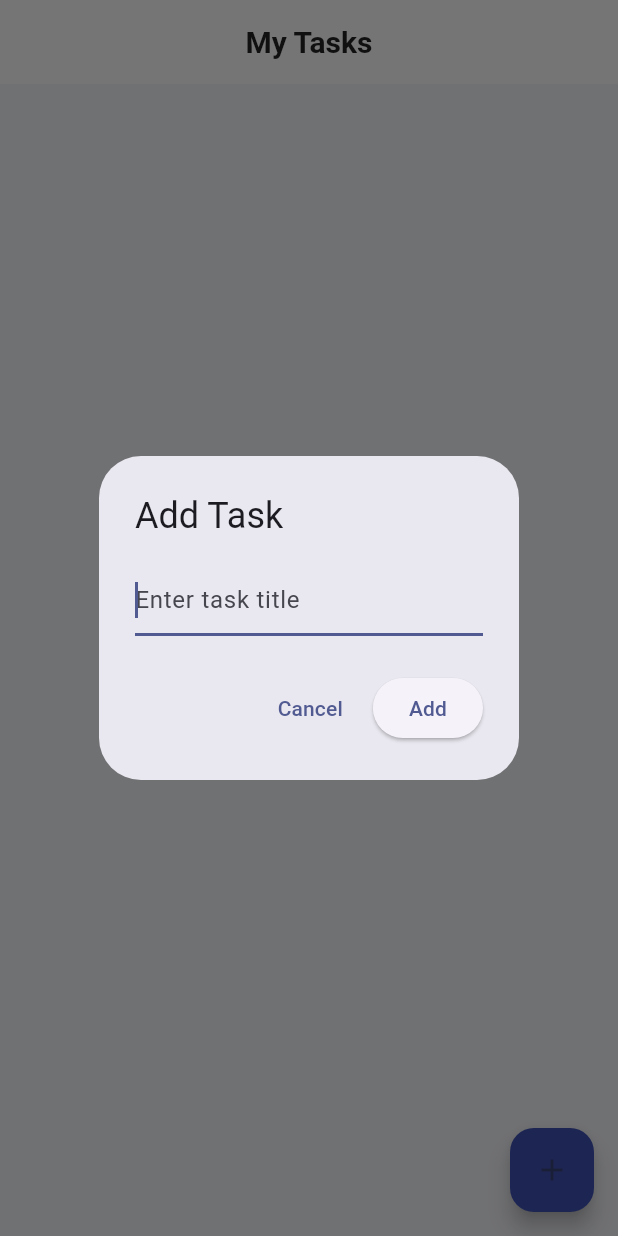
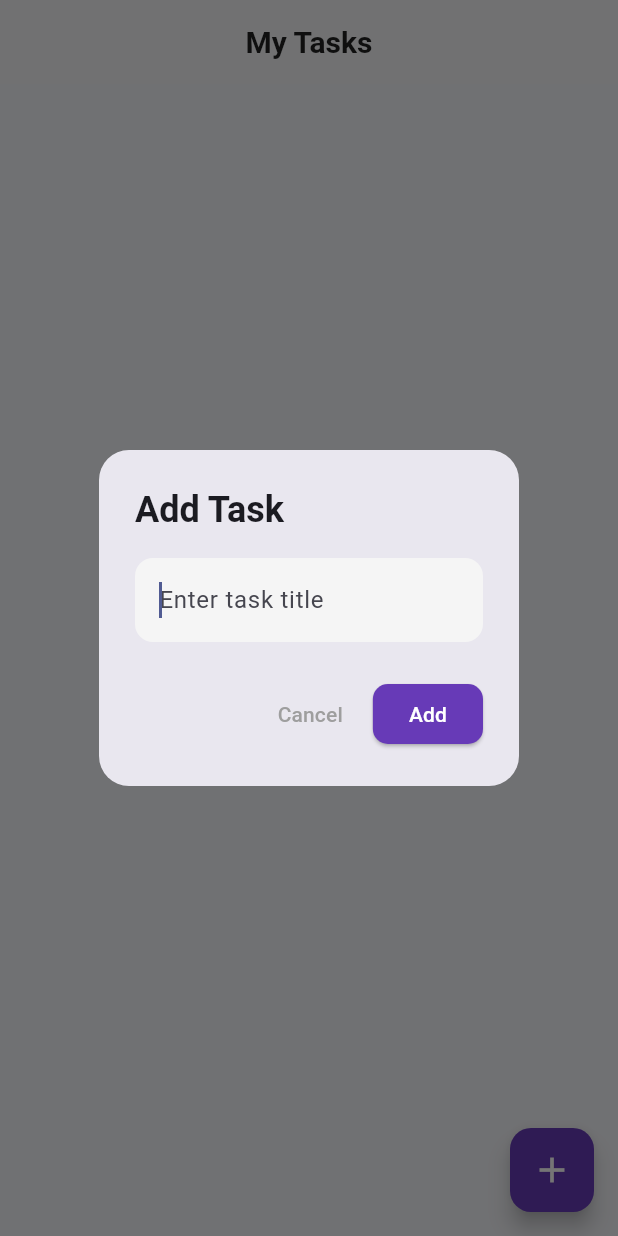
Before and after one commit to AndresCastilloPlata/taskly_todo_app, a Flutter app: the screen it shows after launch, after a tap on the "add" icon, on a phone screen of 412 x 824 dp. Run offline on Flutter 3.47's test engine with Material 3 defaults, Android fonts, the phone set to English and light mode, and no system bars; our stand-ins replace animate_do, equatable, flutter_riverpod.

Commit message:
style: mejora visual de AppBar, FAB y AlertDialog

```diff
--- a/lib/features/tasks/presentation/screens/task_list_screen.dart
+++ b/lib/features/tasks/presentation/screens/task_list_screen.dart
@@ -12,17 +12,27 @@ class TaskListScreen extends ConsumerWidget {
 
     return Scaffold(
       appBar: AppBar(
-        title: const Text('My Tasks'),
+        backgroundColor: Colors.white,
+        elevation: 1,
         centerTitle: true,
+        title: const Text(
+          'My Tasks',
+          style: TextStyle(
+            color: Colors.black87,
+            fontSize: 20,
+            fontWeight: FontWeight.bold,
+          ),
+        ),
         actions: [
           if (tasks.isNotEmpty)
             IconButton(
-              icon: const Icon(Icons.delete_forever),
+              icon: const Icon(Icons.delete_forever, color: Colors.redAccent),
               onPressed: () {
                 ref.read(taskListProvider.notifier).clearAll();
               },
             ),
         ],
+        iconTheme: const IconThemeData(color: Colors.black87),
       ),
       body:
           tasks.isEmpty
@@ -112,10 +122,12 @@ class TaskListScreen extends ConsumerWidget {
                 },
               ),
       floatingActionButton: FloatingActionButton(
+        backgroundColor: Colors.deepPurple,
+        shape: RoundedRectangleBorder(borderRadius: BorderRadius.circular(14)),
         onPressed: () {
           _showAddTaskDialog(context, ref);
         },
-        child: const Icon(Icons.add),
+        child: const Icon(Icons.add, size: 28, color: Colors.white),
       ),
     );
   }
@@ -127,19 +139,40 @@ class TaskListScreen extends ConsumerWidget {
       context: context,
       builder:
           (_) => AlertDialog(
-            title: const Text('Add Task'),
+            shape: RoundedRectangleBorder(
+              borderRadius: BorderRadius.circular(20),
+            ),
+            title: const Text(
+              'Add Task',
+              style: TextStyle(fontWeight: FontWeight.bold),
+            ),
 
             content: TextField(
               controller: controller,
               autofocus: true,
-              decoration: const InputDecoration(hintText: 'Enter task title'),
+              decoration: InputDecoration(
+                hintText: 'Enter task title',
+                filled: true,
+                fillColor: Colors.grey.shade100,
+                border: OutlineInputBorder(
+                  borderRadius: BorderRadius.circular(12),
+                  borderSide: BorderSide.none,
+                ),
+              ),
             ),
             actions: [
               TextButton(
                 onPressed: () => Navigator.pop(context),
-                child: const Text('Cancel'),
+                child: Text('Cancel', style: TextStyle(color: Colors.grey)),
               ),
               ElevatedButton(
+                style: ElevatedButton.styleFrom(
+                  backgroundColor: Colors.deepPurple,
+                  shape: RoundedRectangleBorder(
+                    borderRadius: BorderRadius.circular(10),
+                  ),
+                  foregroundColor: Colors.white,
+                ),
                 onPressed: () {
                   final title = controller.text.trim();
 
```
